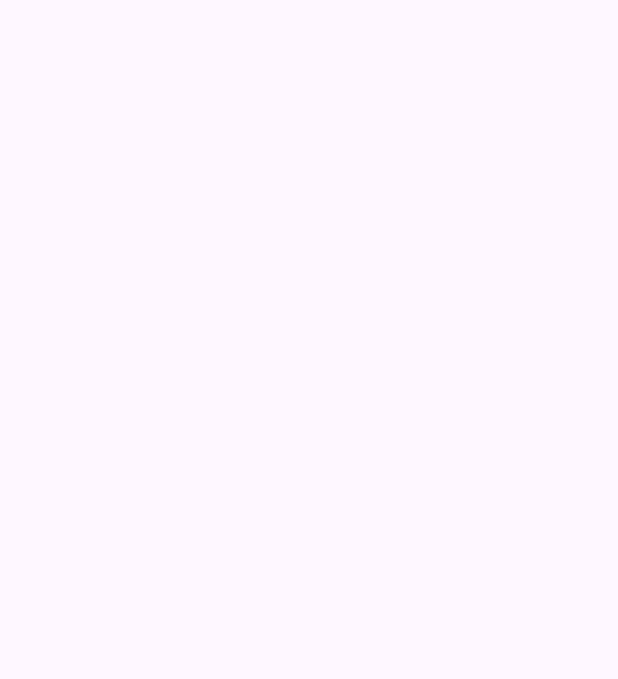
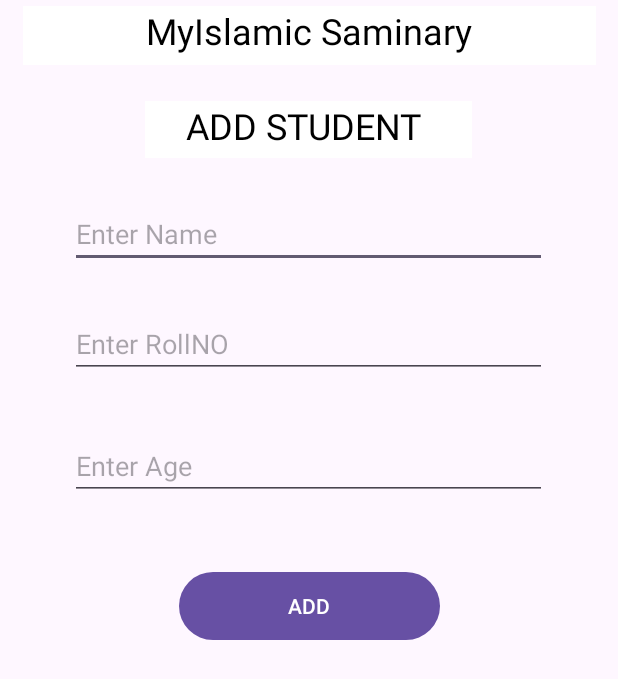
Before and after one commit to Usman8902/Student-Recorrd, an Android app: the MainActivity2 screen opened directly, with no data from a screen before it, on a phone screen of 412 x 824 dp. Before the commit the part shown is empty. Shown: the top 679 px of the screen. Run offline under Robolectric (Android 15) with nearby library versions, the phone set to English and light mode, and no system bars.

```diff
--- a/app/src/main/java/com/example/studentrecord/MainActivity2.java
+++ b/app/src/main/java/com/example/studentrecord/MainActivity2.java
@@ -2,13 +2,54 @@ package com.example.studentrecord;
 
 import androidx.appcompat.app.AppCompatActivity;
 
+import android.content.Intent;
+import android.database.sqlite.SQLiteConstraintException;
 import android.os.Bundle;
+import android.view.View;
+import android.widget.Button;
+import android.widget.EditText;
+import android.widget.TextView;
+import android.widget.Toast;
+
+import java.util.List;
+
 
 public class MainActivity2 extends AppCompatActivity {
 
+    DbHelper db;
     @Override
     protected void onCreate(Bundle savedInstanceState) {
         super.onCreate(savedInstanceState);
         setContentView(R.layout.activity_main2);
+
+        db = new DbHelper(this);
+
+        Button addStudentAction = findViewById(R.id.button4);
+        EditText rollNo = findViewById(R.id.editTextText);
+        TextView name = findViewById(R.id.editTextText2);
+        TextView age = findViewById(R.id.editTextText3);
+        addStudentAction.setOnClickListener(new View.OnClickListener() {
+            @Override
+            public void onClick(View view) {
+                String nameValue, rollNoValue;
+                int ageValue = 0;
+                rollNoValue = rollNo.getText().toString();
+                nameValue = name.getText().toString();
+                try {
+                    ageValue = Integer.parseInt(age.getText().toString());
+                    Student student = new Student(nameValue, rollNoValue, ageValue);
+                    db.insertStudent(student);
+                }
+                catch (SQLiteConstraintException exc){
+                    Toast.makeText(MainActivity2.this, "Roll no already taken", Toast.LENGTH_LONG).show();
+                }
+                catch (Exception e){
+                    Toast.makeText(MainActivity2.this, "Enter right age", Toast.LENGTH_LONG).show();
+                }
+                Toast.makeText(MainActivity2.this, "Student created successfully", Toast.LENGTH_LONG).show();
+                Intent intent = new Intent(MainActivity2.this, MainActivity.class);
+                startActivity(intent);
+            }
+        });
     }
 }
--- a/app/src/main/res/layout/activity_main2.xml
+++ b/app/src/main/res/layout/activity_main2.xml
@@ -6,4 +6,82 @@
     android:layout_height="match_parent"
     tools:context=".MainActivity2">
 
+    <TextView
+        android:id="@+id/textView2"
+        android:layout_width="382dp"
+        android:layout_height="39dp"
+        android:layout_marginTop="4dp"
+        android:background="@color/white"
+        android:text="MyIslamic Saminary"
+        android:textAlignment="center"
+        android:textColor="@color/black"
+        android:textSize="24sp"
+        app:layout_constraintEnd_toEndOf="parent"
+        app:layout_constraintStart_toStartOf="parent"
+        app:layout_constraintTop_toTopOf="parent" />
+
+    <TextView
+        android:id="@+id/textView4"
+        android:layout_width="218dp"
+        android:layout_height="38dp"
+        android:layout_marginTop="24dp"
+        android:text="ADD STUDENT "
+        android:background="@color/white"
+        android:textColor="@color/black"
+        android:textAlignment="center"
+        android:textSize="24sp"
+        app:layout_constraintEnd_toEndOf="parent"
+        app:layout_constraintHorizontal_bias="0.497"
+        app:layout_constraintStart_toStartOf="parent"
+        app:layout_constraintTop_toBottomOf="@+id/textView2" />
+
+    <EditText
+        android:id="@+id/editTextText"
+        android:layout_width="318dp"
+        android:layout_height="0dp"
+        android:layout_marginTop="28dp"
+        android:ems="10"
+        android:inputType="text"
+        android:hint="Enter Name"
+        app:layout_constraintEnd_toEndOf="parent"
+        app:layout_constraintHorizontal_bias="0.497"
+        app:layout_constraintStart_toStartOf="parent"
+        app:layout_constraintTop_toBottomOf="@+id/textView4" />
+
+    <EditText
+        android:id="@+id/editTextText2"
+        android:layout_width="318dp"
+        android:layout_height="0dp"
+        android:layout_marginTop="28dp"
+        android:ems="10"
+        android:inputType="text"
+        android:hint="Enter RollNO"
+        app:layout_constraintEnd_toEndOf="parent"
+        app:layout_constraintHorizontal_bias="0.494"
+        app:layout_constraintStart_toStartOf="parent"
+        app:layout_constraintTop_toBottomOf="@+id/editTextText" />
+
+    <EditText
+        android:id="@+id/editTextText3"
+        android:layout_width="318dp"
+        android:layout_height="0dp"
+        android:layout_marginTop="36dp"
+        android:ems="10"
+        android:inputType="text"
+        android:hint="Enter Age"
+        app:layout_constraintEnd_toEndOf="parent"
+        app:layout_constraintHorizontal_bias="0.494"
+        app:layout_constraintStart_toStartOf="parent"
+        app:layout_constraintTop_toBottomOf="@+id/editTextText2" />
+
+    <Button
+        android:id="@+id/button4"
+        android:layout_width="174dp"
+        android:layout_height="53dp"
+        android:layout_marginTop="44dp"
+        android:text="ADD"
+        app:layout_constraintEnd_toEndOf="parent"
+        app:layout_constraintStart_toStartOf="parent"
+        app:layout_constraintTop_toBottomOf="@+id/editTextText3" />
+
 </androidx.constraintlayout.widget.ConstraintLayout>
```
Also changed, not shown: app/src/main/java/com/example/studentrecord/DbHelper.java (added, +79 -0 lines), app/src/main/java/com/example/studentrecord/Student.java (added, +37 -0 lines), app/src/main/res/layout/activity_main.xml (+13 -2 lines).
